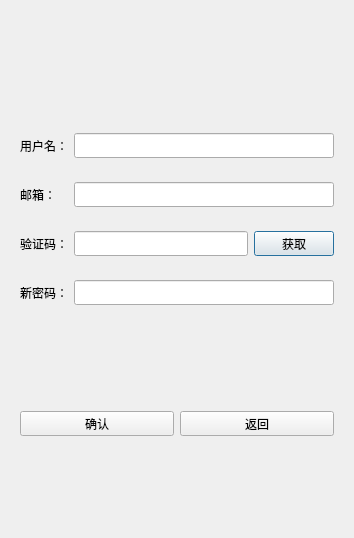
Above: resetdialog.ui from Volleria/EkkoChat before the change. Below: the same form after it.
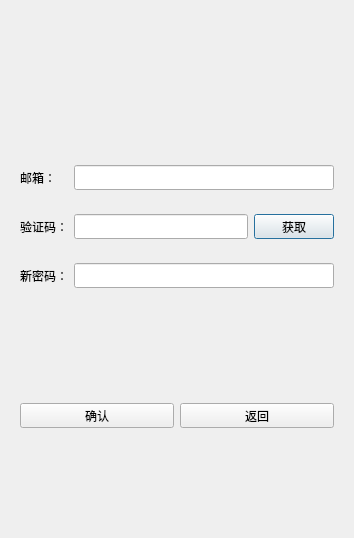
That is the form after the change. Custom widgets are drawn as their Qt base class.

Patch:
```diff
--- a/resetdialog.ui
+++ b/resetdialog.ui
@@ -51,43 +51,7 @@
    </item>
    <item>
     <widget class="QWidget" name="widget" native="true">
-     <layout class="QHBoxLayout" name="horizontalLayout">
-      <item>
-       <widget class="QLabel" name="user_lb">
-        <property name="minimumSize">
-         <size>
-          <width>0</width>
-          <height>25</height>
-         </size>
-        </property>
-        <property name="maximumSize">
-         <size>
-          <width>16777215</width>
-          <height>25</height>
-         </size>
-        </property>
-        <property name="text">
-         <string>用户名：</string>
-        </property>
-       </widget>
-      </item>
-      <item>
-       <widget class="QLineEdit" name="user_edit">
-        <property name="minimumSize">
-         <size>
-          <width>0</width>
-          <height>25</height>
-         </size>
-        </property>
-        <property name="maximumSize">
-         <size>
-          <width>16777215</width>
-          <height>25</height>
-         </size>
-        </property>
-       </widget>
-      </item>
-     </layout>
+     <layout class="QHBoxLayout" name="horizontalLayout"/>
     </widget>
    </item>
    <item>
```
